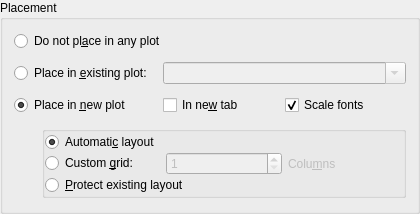
Above: src/widgets/curveplacement.ui from Kst-plot/kst before the change. Below: the same form after it.
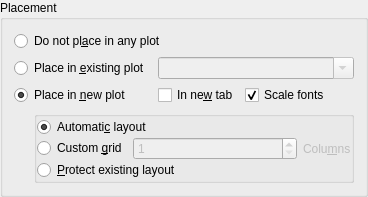
That is the form after the change.

Commit message: Solve the slow scaling dialog problem. Let the combo box handle the eliding. Much faster, but the text of the selected item is *not* elided. This is arguably better.

```diff
--- a/src/widgets/curveplacement.ui
+++ b/src/widgets/curveplacement.ui
@@ -6,8 +6,8 @@
    <rect>
     <x>0</x>
     <y>0</y>
-    <width>420</width>
-    <height>214</height>
+    <width>368</width>
+    <height>177</height>
    </rect>
   </property>
   <layout class="QGridLayout" name="gridLayout_2">
@@ -22,51 +22,59 @@
      <property name="title">
       <string>Placement</string>
      </property>
+     <layout class="QVBoxLayout" name="verticalLayout_2">
+      <item>
      <layout class="QGridLayout" name="gridLayout">
-      <property name="topMargin">
-       <number>0</number>
-      </property>
-      <property name="bottomMargin">
-       <number>0</number>
-      </property>
-      <property name="spacing">
-       <number>0</number>
-      </property>
-      <item row="3" column="0">
-       <spacer name="horizontalSpacer">
-        <property name="orientation">
-         <enum>Qt::Horizontal</enum>
-        </property>
-        <property name="sizeType">
-         <enum>QSizePolicy::Fixed</enum>
-        </property>
-        <property name="sizeHint" stdset="0">
-         <size>
-          <width>28</width>
-          <height>20</height>
-         </size>
-        </property>
-       </spacer>
-      </item>
-      <item row="0" column="0" colspan="4">
-       <widget class="QRadioButton" name="_noPlot">
+        <item row="2" column="2">
+         <widget class="QCheckBox" name="_scaleFonts">
+          <property name="text">
+           <string>Scale fonts</string>
+          </property>
+          <property name="checked">
+           <bool>true</bool>
+          </property>
+         </widget>
+        </item>
+        <item row="2" column="0">
+         <widget class="QRadioButton" name="_newPlot">
+          <property name="sizePolicy">
+           <sizepolicy hsizetype="Preferred" vsizetype="Fixed">
+            <horstretch>0</horstretch>
+            <verstretch>0</verstretch>
+           </sizepolicy>
+          </property>
         <property name="text">
-         <string>Do not pl&amp;ace in any plot</string>
-        </property>
-       </widget>
-      </item>
-      <item row="1" column="0" colspan="2">
-       <widget class="QRadioButton" name="_existingPlot">
+           <string>Place in &amp;new plot</string>
+          </property>
+          <property name="checked">
+           <bool>true</bool>
+          </property>
+         </widget>
+        </item>
+        <item row="2" column="1">
+         <widget class="QCheckBox" name="_newTab">
+          <property name="sizePolicy">
+           <sizepolicy hsizetype="Fixed" vsizetype="Fixed">
+            <horstretch>0</horstretch>
+            <verstretch>0</verstretch>
+           </sizepolicy>
+          </property>
         <property name="text">
-         <string>Place in &amp;existing plot:</string>
+           <string>In ne&amp;w tab</string>
         </property>
        </widget>
       </item>
-      <item row="1" column="2" colspan="2">
+        <item row="1" column="1" colspan="2">
        <widget class="QComboBox" name="_plotList">
         <property name="enabled">
          <bool>false</bool>
         </property>
+          <property name="sizePolicy">
+           <sizepolicy hsizetype="Preferred" vsizetype="Fixed">
+            <horstretch>0</horstretch>
+            <verstretch>0</verstretch>
+           </sizepolicy>
+          </property>
         <property name="whatsThis">
          <string>The name of the data file which will be read for this vector.</string>
         </property>
@@ -76,6 +84,9 @@
         <property name="insertPolicy">
          <enum>QComboBox::InsertAtTop</enum>
         </property>
+          <property name="sizeAdjustPolicy">
+           <enum>QComboBox::AdjustToMinimumContentsLength</enum>
+          </property>
         <property name="autoCompletion">
          <bool>true</bool>
         </property>
@@ -87,17 +98,53 @@
         </property>
        </widget>
       </item>
-      <item row="2" column="0" colspan="2">
-       <widget class="QRadioButton" name="_newPlot">
+        <item row="1" column="0">
+         <widget class="QRadioButton" name="_existingPlot">
+          <property name="sizePolicy">
+           <sizepolicy hsizetype="Fixed" vsizetype="Fixed">
+            <horstretch>0</horstretch>
+            <verstretch>0</verstretch>
+           </sizepolicy>
+          </property>
         <property name="text">
-         <string>Place in &amp;new plot</string>
-        </property>
-        <property name="checked">
-         <bool>true</bool>
-        </property>
-       </widget>
-      </item>
-      <item row="3" column="1" colspan="3">
+           <string>Place in &amp;existing plot </string>
+          </property>
+         </widget>
+        </item>
+        <item row="0" column="0" colspan="3">
+         <widget class="QRadioButton" name="_noPlot">
+          <property name="sizePolicy">
+           <sizepolicy hsizetype="Preferred" vsizetype="Fixed">
+            <horstretch>0</horstretch>
+            <verstretch>0</verstretch>
+           </sizepolicy>
+          </property>
+          <property name="text">
+           <string>Do not pl&amp;ace in any plot</string>
+          </property>
+         </widget>
+        </item>
+       </layout>
+      </item>
+      <item>
+       <layout class="QHBoxLayout" name="horizontalLayout_2">
+        <item>
+         <spacer name="horizontalSpacer">
+          <property name="orientation">
+           <enum>Qt::Horizontal</enum>
+          </property>
+          <property name="sizeType">
+           <enum>QSizePolicy::Fixed</enum>
+          </property>
+          <property name="sizeHint" stdset="0">
+           <size>
+            <width>20</width>
+            <height>20</height>
+           </size>
+          </property>
+         </spacer>
+        </item>
+        <item>
        <widget class="QGroupBox" name="_layoutGroup">
         <property name="sizePolicy">
          <sizepolicy hsizetype="Preferred" vsizetype="Fixed">
@@ -120,6 +167,12 @@
          </property>
          <item>
           <widget class="QRadioButton" name="_autoLayout">
+             <property name="sizePolicy">
+              <sizepolicy hsizetype="Preferred" vsizetype="Fixed">
+               <horstretch>0</horstretch>
+               <verstretch>0</verstretch>
+              </sizepolicy>
+             </property>
            <property name="text">
             <string>Automati&amp;c layout</string>
            </property>
@@ -132,8 +185,14 @@
           <layout class="QHBoxLayout">
            <item>
             <widget class="QRadioButton" name="_customGrid">
+               <property name="sizePolicy">
+                <sizepolicy hsizetype="Fixed" vsizetype="Fixed">
+                 <horstretch>0</horstretch>
+                 <verstretch>0</verstretch>
+                </sizepolicy>
+               </property>
              <property name="text">
-              <string>Custom &amp;grid:</string>
+                <string>Custom &amp;grid</string>
              </property>
             </widget>
            </item>
@@ -155,6 +214,12 @@
              <property name="enabled">
               <bool>false</bool>
              </property>
+               <property name="sizePolicy">
+                <sizepolicy hsizetype="Fixed" vsizetype="Preferred">
+                 <horstretch>0</horstretch>
+                 <verstretch>0</verstretch>
+                </sizepolicy>
+               </property>
              <property name="text">
               <string>Colu&amp;mns</string>
              </property>
@@ -175,22 +240,7 @@
         </layout>
        </widget>
       </item>
-      <item row="2" column="2">
-       <widget class="QCheckBox" name="_newTab">
-        <property name="text">
-         <string>In ne&amp;w tab</string>
-        </property>
-       </widget>
-      </item>
-      <item row="2" column="3">
-       <widget class="QCheckBox" name="_scaleFonts">
-        <property name="text">
-         <string>Scale fonts</string>
-        </property>
-        <property name="checked">
-         <bool>true</bool>
-        </property>
-       </widget>
+       </layout>
       </item>
      </layout>
     </widget>
```
Left out of the diff: 1 changed line with no effect on the pictures. Lines whose indentation alone changed are shown as unchanged. The commit also changes 17 other files.
